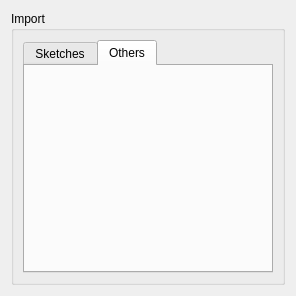
Above: Resources/ui/PrefsInventorLoader.ui from jmplonka/InventorLoader before the change. Below: the same form after it.
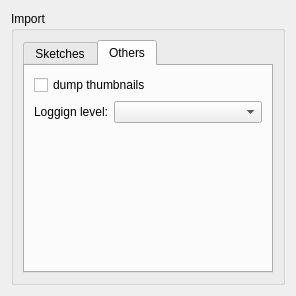
That is the form after the change. The open tabs and pages were chosen to show the change. Icons and pictures are not drawn.

```diff
--- a/Resources/ui/PrefsInventorLoader.ui
+++ b/Resources/ui/PrefsInventorLoader.ui
@@ -538,8 +538,29 @@
          <attribute name="title">
           <string>Others</string>
          </attribute>
-         <layout class="QVBoxLayout" name="verticalLayout_7">
-          <item>
+         <layout class="QFormLayout" name="formLayout">
+          <item row="0" column="0" colspan="2">
+           <widget class="QCheckBox" name="cbxDumpThumbnail">
+            <property name="text">
+             <string>dump thumbnails</string>
+            </property>
+           </widget>
+          </item>
+          <item row="1" column="0">
+           <widget class="QLabel" name="lblLogLevel">
+            <property name="text">
+             <string>Loggign level:</string>
+            </property>
+           </widget>
+          </item>
+          <item row="1" column="1">
+           <widget class="QComboBox" name="cbxLogLevel">
+            <property name="currentText">
+             <string>INFO</string>
+            </property>
+           </widget>
+          </item>
+          <item row="2" column="0" colspan="2">
            <spacer name="verticalSpacer_3">
             <property name="orientation">
              <enum>Qt::Vertical</enum>
```
Left out of the diff: 58 changed lines with no effect on the pictures.
